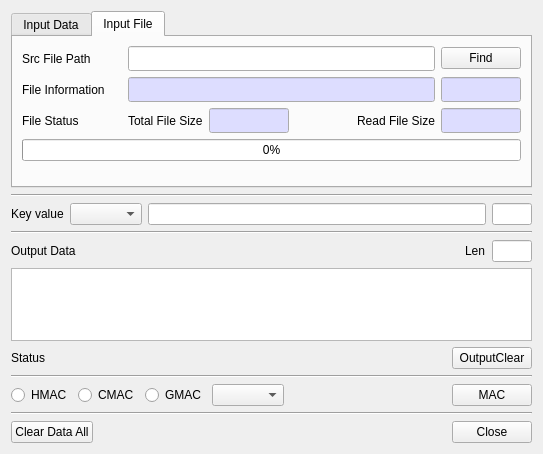
Qt form BerEditor/gen_mac_dlg.ui (jykim74/BerEditor) before a commit.
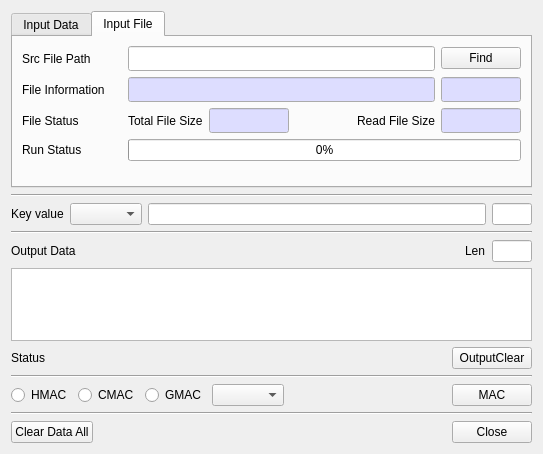
The same form after that commit.

```diff
--- a/BerEditor/gen_mac_dlg.ui
+++ b/BerEditor/gen_mac_dlg.ui
@@ -517,13 +517,32 @@
        </item>
        <item>
         <layout class="QGridLayout" name="gridLayout_10">
-         <item row="0" column="0">
+         <item row="0" column="1">
           <widget class="QProgressBar" name="mMACProgBar">
            <property name="value">
             <number>0</number>
            </property>
           </widget>
          </item>
+         <item row="0" column="0">
+          <widget class="QLabel" name="label_11">
+           <property name="minimumSize">
+            <size>
+             <width>100</width>
+             <height>0</height>
+            </size>
+           </property>
+           <property name="maximumSize">
+            <size>
+             <width>100</width>
+             <height>16777215</height>
+            </size>
+           </property>
+           <property name="text">
+            <string>Run Status</string>
+           </property>
+          </widget>
+         </item>
         </layout>
        </item>
        <item>
```
